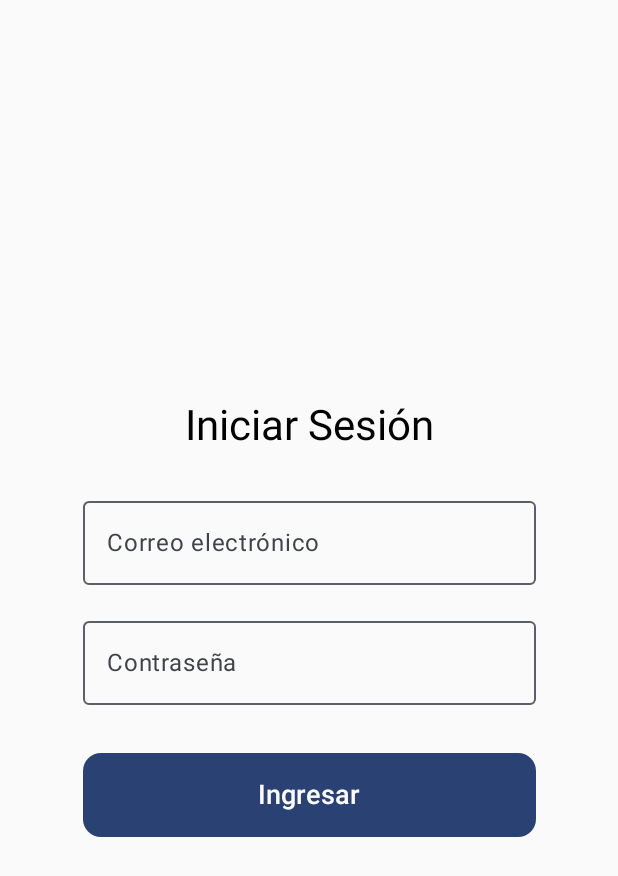
After one commit to SamuelMansilla/Patas_y_Colas, an Android app built with Jetpack Compose: the LoginScreen screen opened through its navigation route, on a phone screen of 412 x 824 dp. The commit adds this screen. Shown: the top 876 px of the screen. Run offline under Robolectric (Android 15) with nearby library versions, the phone set to English and light mode, and no system bars.

Commit message:
se traspasaron los datos de portada y el login

```diff
--- a/app/build.gradle.kts
+++ b/app/build.gradle.kts
@@ -49,6 +49,7 @@ dependencies {
     implementation(libs.androidx.compose.ui.graphics)
     implementation(libs.androidx.compose.ui.tooling.preview)
     implementation(libs.androidx.compose.material3)
+    implementation(libs.androidx.navigation.compose)
     testImplementation(libs.junit)
     androidTestImplementation(libs.androidx.junit)
     androidTestImplementation(libs.androidx.espresso.core)
--- a/app/src/main/java/com/example/patas_y_colas/MainActivity.kt
+++ b/app/src/main/java/com/example/patas_y_colas/MainActivity.kt
@@ -7,12 +7,13 @@ import androidx.activity.enableEdgeToEdge
 import androidx.compose.foundation.layout.fillMaxSize
 import androidx.compose.foundation.layout.padding
 import androidx.compose.material3.Scaffold
-import androidx.compose.material3.Surface
 import androidx.compose.material3.Text
 import androidx.compose.runtime.Composable
 import androidx.compose.ui.Modifier
 import androidx.compose.ui.tooling.preview.Preview
+import com.example.patas_y_colas.ui.theme.screens.MainNavigation
 import com.example.patas_y_colas.ui.theme.Patas_y_ColasTheme
+import com.example.patas_y_colas.ui.theme.screens.PortadaScreen
 
 class MainActivity : ComponentActivity() {
     override fun onCreate(savedInstanceState: Bundle?) {
@@ -20,16 +21,13 @@ class MainActivity : ComponentActivity() {
         enableEdgeToEdge()
         setContent {
             Patas_y_ColasTheme {
-                Surface (
-                    modifier = Modifier.fillMaxSize()
-                ) {
-                    AppNavigation()
-                }
+                /*  Scaffold(modifier = Modifier.fillMaxSize()) { innerPadding ->
+                      Greeting(
+                          name = "Android",
+                          modifier = Modifier.padding(innerPadding)
+                      )*/
+                MainNavigation()
             }
         }
     }
 }
-@Composable
-fun AppNavigation(){
-
-}
--- a/app/src/main/java/com/example/patas_y_colas/screens/ScreenInicio.kt
+++ /dev/null
@@ -1,7 +0,0 @@
-package com.example.patas_y_colas.screens
-
-import androidx.compose.runtime.Composable
-
-@Composable
-fun ScreenInicio (){
-}
--- a/app/src/main/java/com/example/patas_y_colas/screens/ScreenLogin.kt
+++ /dev/null
@@ -1,7 +0,0 @@
-package com.example.patas_y_colas.screens
-
-import androidx.compose.runtime.Composable
-
-@Composable
-fun ScreenLogin (){
-}
--- a/app/src/main/java/com/example/patas_y_colas/screens/ScreenMenu.kt
+++ /dev/null
@@ -1,7 +0,0 @@
-package com.example.patas_y_colas.screens
-
-import androidx.compose.runtime.Composable
-
-@Composable
-fun ScreenMenu (){
-}
--- /dev/null
+++ b/app/src/main/java/com/example/patas_y_colas/ui/theme/screens/HomeScreen.kt
@@ -0,0 +1,130 @@
+package com.example.patas_y_colas.ui.theme.screens
+
+import androidx.compose.animation.AnimatedVisibility
+import androidx.compose.animation.core.tween
+import androidx.compose.animation.fadeIn
+import androidx.compose.animation.slideInVertically
+import androidx.compose.foundation.Image
+import androidx.compose.foundation.background
+import androidx.compose.foundation.layout.Arrangement
+import androidx.compose.foundation.layout.Box
+import androidx.compose.foundation.layout.Column
+import androidx.compose.foundation.layout.fillMaxSize
+import androidx.compose.foundation.layout.fillMaxWidth
+import androidx.compose.foundation.layout.height
+import androidx.compose.foundation.layout.padding
+import androidx.compose.foundation.shape.RoundedCornerShape
+import androidx.compose.material3.Button
+import androidx.compose.material3.ButtonDefaults
+import androidx.compose.material3.ExperimentalMaterial3Api
+import androidx.compose.material3.Text
+import androidx.compose.runtime.Composable
+import androidx.compose.runtime.LaunchedEffect
+import androidx.compose.runtime.getValue
+import androidx.compose.runtime.mutableStateOf
+import androidx.compose.runtime.remember
+import androidx.compose.runtime.setValue
+import androidx.compose.ui.Alignment
+import androidx.compose.ui.Modifier
+import androidx.compose.ui.draw.shadow
+import androidx.compose.ui.graphics.Color
+import androidx.compose.ui.layout.ContentScale
+import androidx.compose.ui.res.painterResource
+import androidx.compose.ui.text.font.FontWeight
+import androidx.compose.ui.text.style.TextAlign
+import androidx.compose.ui.tooling.preview.Preview
+import androidx.compose.ui.unit.dp
+import androidx.compose.ui.unit.sp
+import kotlinx.coroutines.delay
+import com.example.patas_y_colas.R
+
+@OptIn(ExperimentalMaterial3Api::class)
+@Composable
+fun PortadaScreen(onContinueClick: () -> Unit = {}) {
+    var visible by remember { mutableStateOf(false) }
+
+    // Efecto de aparición
+    LaunchedEffect(Unit) {
+        delay(300) // pequeño retardo para suavizar la animación
+        visible = true
+    }
+
+    Box(
+        modifier = Modifier
+            .fillMaxSize()
+    ) {
+        // 🖼 Imagen de fondo
+        Image(
+            painter = painterResource(id = R.drawable.gato), // cámbiala por tu imagen de fondo (por ej. R.drawable.fondo_patas)
+            contentDescription = "Fondo de bienvenida",
+            contentScale = ContentScale.Crop,
+            modifier = Modifier.fillMaxSize()
+        )
+
+        // Capa semitransparente para mejor contraste del texto
+        Box(
+            modifier = Modifier
+                .fillMaxSize()
+                .background(Color.Black.copy(alpha = 0.4f))
+        )
+
+        // 🎬 Contenido animado centrado
+        AnimatedVisibility(
+            visible = visible,
+            enter = fadeIn(animationSpec = tween(1200)) +
+                    slideInVertically(initialOffsetY = { it / 8 }, animationSpec = tween(1200))
+        ) {
+            Column(
+                horizontalAlignment = Alignment.CenterHorizontally,
+                verticalArrangement = Arrangement.Center,
+                modifier = Modifier
+                    .fillMaxSize()
+                    .padding(horizontal = 32.dp)
+            ) {
+                Text(
+                    text = "Bienvenido a",
+                    color = Color.White,
+                    fontSize = 28.sp,
+                    fontWeight = FontWeight.Medium,
+                    textAlign = TextAlign.Center
+                )
+
+                Text(
+                    text = "Patas y Colas 🐾",
+                    color = Color.White,
+                    fontSize = 36.sp,
+                    fontWeight = FontWeight.ExtraBold,
+                    textAlign = TextAlign.Center,
+                    modifier = Modifier
+                        .padding(top = 8.dp, bottom = 48.dp)
+                        .shadow(6.dp, RoundedCornerShape(12.dp))
+                )
+
+                Button(
+                    onClick = onContinueClick,
+                    colors = ButtonDefaults.buttonColors(
+                        containerColor = Color(0xFFEF6C00), // tono cálido (naranja)
+                        contentColor = Color.White
+                    ),
+                    shape = RoundedCornerShape(24.dp),
+                    modifier = Modifier
+                        .fillMaxWidth(0.6f)
+                        .height(56.dp)
+                        .shadow(8.dp, RoundedCornerShape(24.dp))
+                ) {
+                    Text(
+                        text = "Continuar",
+                        fontSize = 18.sp,
+                        fontWeight = FontWeight.SemiBold
+                    )
+                }
+            }
+        }
+    }
+}
+
+@Preview(showBackground = true)
+@Composable
+fun PortadaScreenPreview() {
+    PortadaScreen()
+}
--- /dev/null
+++ b/app/src/main/java/com/example/patas_y_colas/ui/theme/screens/LoginScreen.kt
@@ -0,0 +1,85 @@
+package com.example.patas_y_colas.ui.theme.screens
+
+import androidx.compose.foundation.layout.Box
+import androidx.compose.foundation.layout.Column
+import androidx.compose.foundation.layout.Spacer
+import androidx.compose.foundation.layout.fillMaxSize
+import androidx.compose.foundation.layout.fillMaxWidth
+import androidx.compose.foundation.layout.height
+import androidx.compose.foundation.layout.padding
+import androidx.compose.material3.Button
+import androidx.compose.material3.MaterialTheme
+import androidx.compose.material3.OutlinedTextField
+import androidx.compose.material3.Text
+import androidx.compose.runtime.Composable
+import androidx.compose.runtime.getValue
+import androidx.compose.runtime.mutableStateOf
+import androidx.compose.runtime.remember
+import androidx.compose.runtime.setValue
+import androidx.compose.ui.Alignment
+import androidx.compose.ui.Modifier
+import androidx.compose.ui.text.input.PasswordVisualTransformation
+import androidx.compose.ui.tooling.preview.Preview
+import androidx.compose.ui.unit.dp
+import androidx.compose.ui.unit.sp
+
+@Composable
+fun LoginScreen() {
+    var email by remember { mutableStateOf("") }
+    var password by remember { mutableStateOf("") }
+
+    Box(
+        modifier = Modifier.fillMaxSize(),
+        contentAlignment = Alignment.Center
+    ) {
+        Column(
+            modifier = Modifier
+                .fillMaxWidth(0.85f)
+                .padding(24.dp),
+            horizontalAlignment = Alignment.CenterHorizontally
+        ) {
+            Text(
+                text = "Iniciar Sesión",
+                style = MaterialTheme.typography.headlineMedium,
+                modifier = Modifier.padding(bottom = 24.dp)
+            )
+
+            OutlinedTextField(
+                value = email,
+                onValueChange = { email = it },
+                label = { Text("Correo electrónico") },
+                singleLine = true,
+                modifier = Modifier.fillMaxWidth()
+            )
+
+            Spacer(modifier = Modifier.height(16.dp))
+
+            OutlinedTextField(
+                value = password,
+                onValueChange = { password = it },
+                label = { Text("Contraseña") },
+                singleLine = true,
+                visualTransformation = PasswordVisualTransformation(),
+                modifier = Modifier.fillMaxWidth()
+            )
+
+            Spacer(modifier = Modifier.height(32.dp))
+
+            Button(
+                onClick = { /* Aquí irá la lógica de login */ },
+                modifier = Modifier
+                    .fillMaxWidth()
+                    .height(56.dp),
+                shape = MaterialTheme.shapes.medium
+            ) {
+                Text("Ingresar", fontSize = 18.sp)
+            }
+        }
+    }
+}
+
+@Preview(showBackground = true)
+@Composable
+fun LoginScreenPreview() {
+    LoginScreen()
+}
--- /dev/null
+++ b/app/src/main/java/com/example/patas_y_colas/ui/theme/screens/MainNavegation.kt
@@ -0,0 +1,23 @@
+package com.example.patas_y_colas.ui.theme.screens
+
+import androidx.compose.runtime.Composable
+import androidx.navigation.NavHostController
+import androidx.navigation.compose.NavHost
+import androidx.navigation.compose.composable
+import androidx.navigation.compose.rememberNavController
+
+@Composable
+fun MainNavigation() {
+    val navController = rememberNavController()
+
+    NavHost(navController = navController, startDestination = "portada") {
+        composable("portada") {
+            PortadaScreen(
+                onContinueClick = { navController.navigate("login") }
+            )
+        }
+        composable("login") {
+            LoginScreen()
+        }
+    }
+}
--- a/gradle/libs.versions.toml
+++ b/gradle/libs.versions.toml
@@ -8,6 +8,7 @@ espressoCore = "3.5.1"
 lifecycleRuntimeKtx = "2.6.1"
 activityCompose = "1.8.0"
 composeBom = "2024.09.00"
+navigationCompose = "2.9.5"
 
 [libraries]
 androidx-core-ktx = { group = "androidx.core", name = "core-ktx", version.ref = "coreKtx" }
@@ -24,6 +25,7 @@ androidx-compose-ui-tooling-preview = { group = "androidx.compose.ui", name = "u
 androidx-compose-ui-test-manifest = { group = "androidx.compose.ui", name = "ui-test-manifest" }
 androidx-compose-ui-test-junit4 = { group = "androidx.compose.ui", name = "ui-test-junit4" }
 androidx-compose-material3 = { group = "androidx.compose.material3", name = "material3" }
+androidx-navigation-compose = { group = "androidx.navigation", name = "navigation-compose", version.ref = "navigationCompose" }
 
 [plugins]
 android-application = { id = "com.android.application", version.ref = "agp" }
```
Also changed, not shown: app/src/main/res/drawable/gato.jpg (added).
